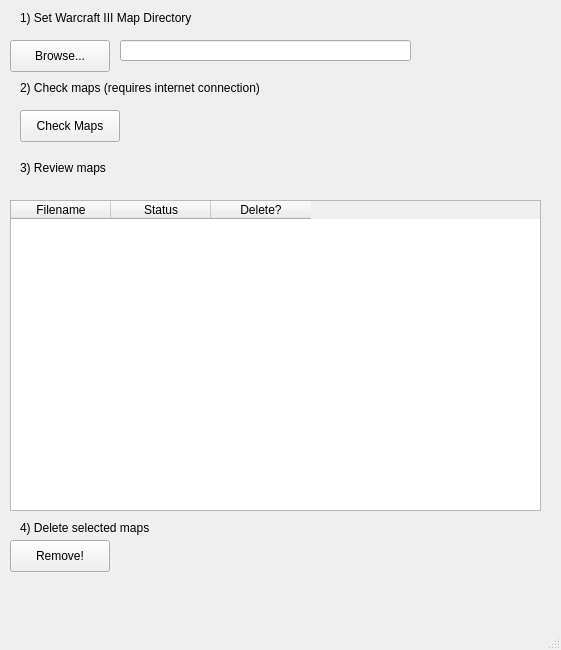
ThomasThelen/MapDispel, file mapdispel.ui: the form before one commit.
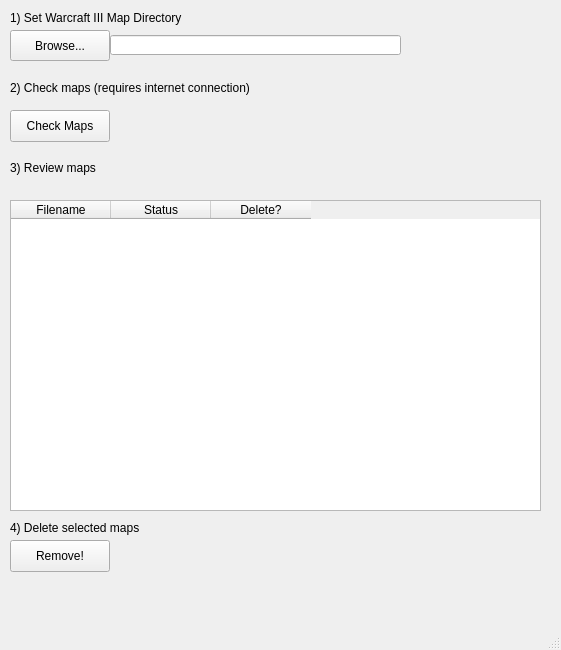
The form after the commit.

Commit message: Left align controls

Diff of the .ui file:
```diff
--- a/mapdispel.ui
+++ b/mapdispel.ui
@@ -18,9 +18,9 @@
     <property name="geometry">
      <rect>
       <x>10</x>
-      <y>40</y>
+      <y>30</y>
       <width>100</width>
-      <height>32</height>
+      <height>31</height>
      </rect>
     </property>
     <property name="text">
@@ -30,10 +30,10 @@
    <widget class="QLineEdit" name="directoryName">
     <property name="geometry">
      <rect>
-      <x>120</x>
-      <y>40</y>
+      <x>110</x>
+      <y>35</y>
       <width>291</width>
-      <height>21</height>
+      <height>20</height>
      </rect>
     </property>
    </widget>
@@ -65,9 +65,9 @@
    <widget class="QLabel" name="label">
     <property name="geometry">
      <rect>
-      <x>20</x>
+      <x>10</x>
       <y>10</y>
-      <width>201</width>
+      <width>190</width>
       <height>16</height>
      </rect>
     </property>
@@ -78,7 +78,7 @@
    <widget class="QLabel" name="label_2">
     <property name="geometry">
      <rect>
-      <x>20</x>
+      <x>10</x>
       <y>80</y>
       <width>391</width>
       <height>16</height>
@@ -91,7 +91,7 @@
    <widget class="QPushButton" name="pushButton">
     <property name="geometry">
      <rect>
-      <x>20</x>
+      <x>10</x>
       <y>110</y>
       <width>100</width>
       <height>32</height>
@@ -104,7 +104,7 @@
    <widget class="QLabel" name="label_3">
     <property name="geometry">
      <rect>
-      <x>20</x>
+      <x>10</x>
       <y>160</y>
       <width>301</width>
       <height>16</height>
@@ -130,7 +130,7 @@
    <widget class="QLabel" name="label_4">
     <property name="geometry">
      <rect>
-      <x>20</x>
+      <x>10</x>
       <y>520</y>
       <width>281</width>
       <height>16</height>
```
Left out of the diff: 2 changed lines with no effect on the pictures.
